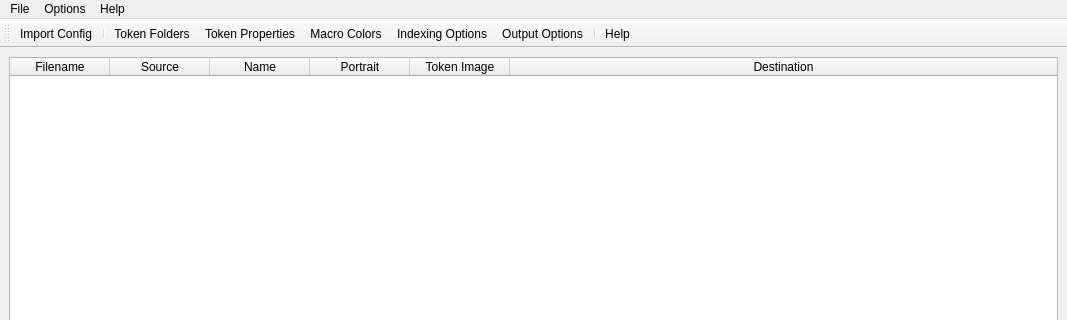
Before: the Qt Designer form ui/mainWindow.ui in dcernach/hl2mt-next, drawn with Qt 5; both pictures show x 0 to 1067 and y 0 to 320 of the 1067 by 714 pixel window.
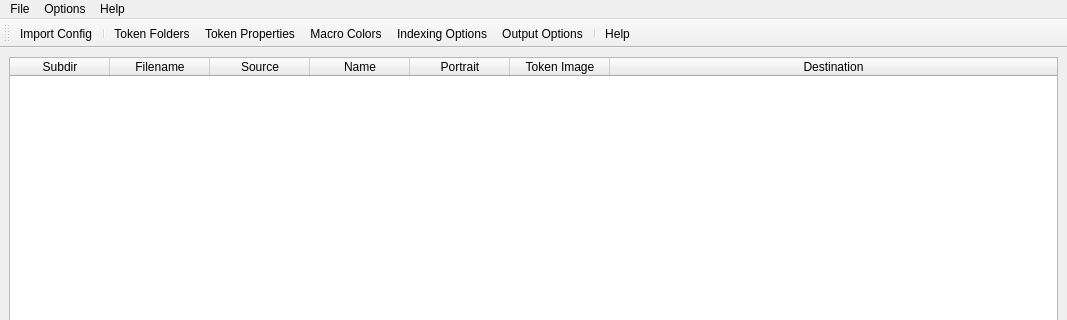
After: the same form once the commit is applied. Icons and pictures are not drawn.

Commit message: Got the main table window filled in with all the values I need from scanning the por files.

```diff
--- a/ui/mainWindow.ui
+++ b/ui/mainWindow.ui
@@ -50,6 +50,11 @@
       <attribute name="horizontalHeaderStretchLastSection">
        <bool>true</bool>
       </attribute>
+      <column>
+       <property name="text">
+        <string>Subdir</string>
+       </property>
+      </column>
       <column>
        <property name="text">
         <string>Filename</string>
```
The commit also changes 3 other files.
